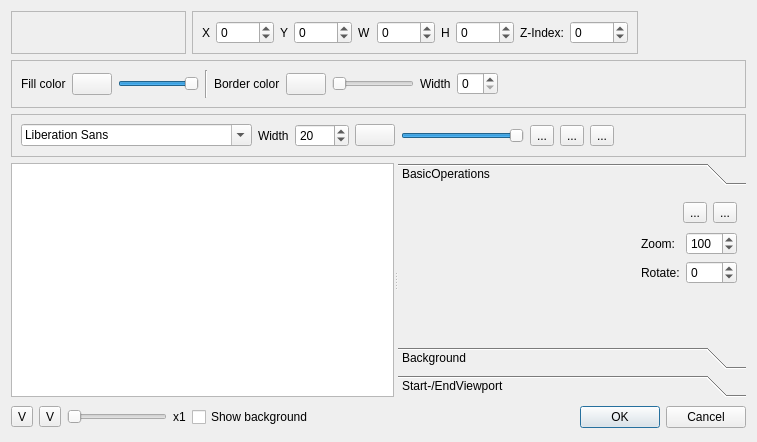
Before: the Qt Designer form src/widgets/titlewidget_ui.ui in KDE/kdenlive, drawn with Qt 5.
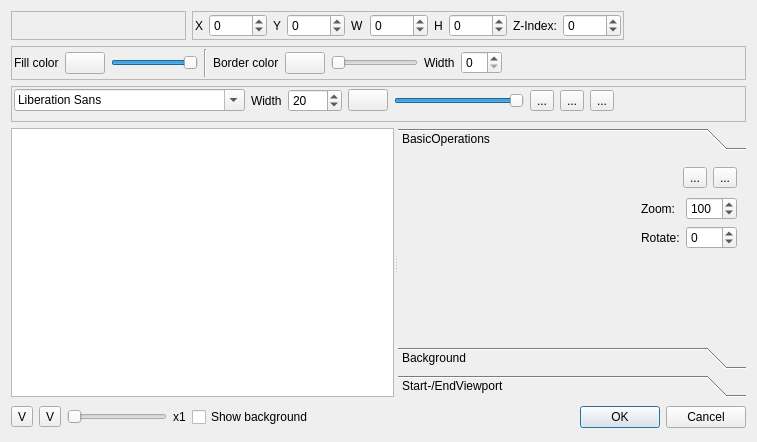
After: the same form once the commit is applied. Custom widgets are drawn as their Qt base class.

```diff
--- a/src/widgets/titlewidget_ui.ui
+++ b/src/widgets/titlewidget_ui.ui
@@ -28,6 +28,9 @@
       <enum>QFrame::Sunken</enum>
      </property>
      <layout class="QGridLayout" name="gridLayout_4" >
+      <property name="margin" >
+       <number>2</number>
+      </property>
       <item row="0" column="0" >
        <layout class="QHBoxLayout" name="horizontalLayout_3" >
         <item>
@@ -120,6 +123,15 @@
       <enum>QFrame::Sunken</enum>
      </property>
      <layout class="QGridLayout" name="gridLayout_5" >
+      <property name="leftMargin" >
+       <number>2</number>
+      </property>
+      <property name="topMargin" >
+       <number>2</number>
+      </property>
+      <property name="rightMargin" >
+       <number>2</number>
+      </property>
       <item row="0" column="0" >
        <layout class="QHBoxLayout" name="horizontalLayout_4" >
         <item>
@@ -240,8 +252,8 @@
         <rect>
          <x>0</x>
          <y>0</y>
-         <width>283</width>
-         <height>154</height>
+         <width>355</width>
+         <height>168</height>
         </rect>
        </property>
        <attribute name="label" >
@@ -671,6 +683,9 @@
       <enum>QFrame::Raised</enum>
      </property>
      <layout class="QGridLayout" name="gridLayout" >
+      <property name="margin" >
+       <number>2</number>
+      </property>
       <item row="0" column="0" >
        <layout class="QHBoxLayout" name="positionLayout" >
         <item>
```
Left out of the diff: 23 changed lines with no effect on the pictures.
